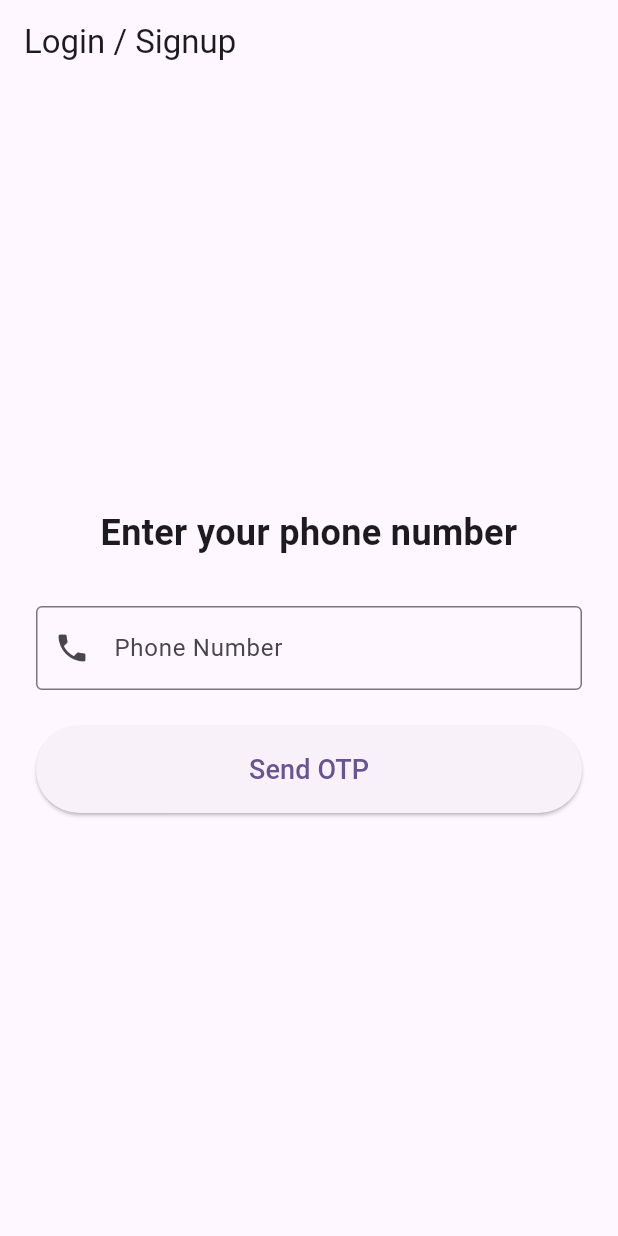
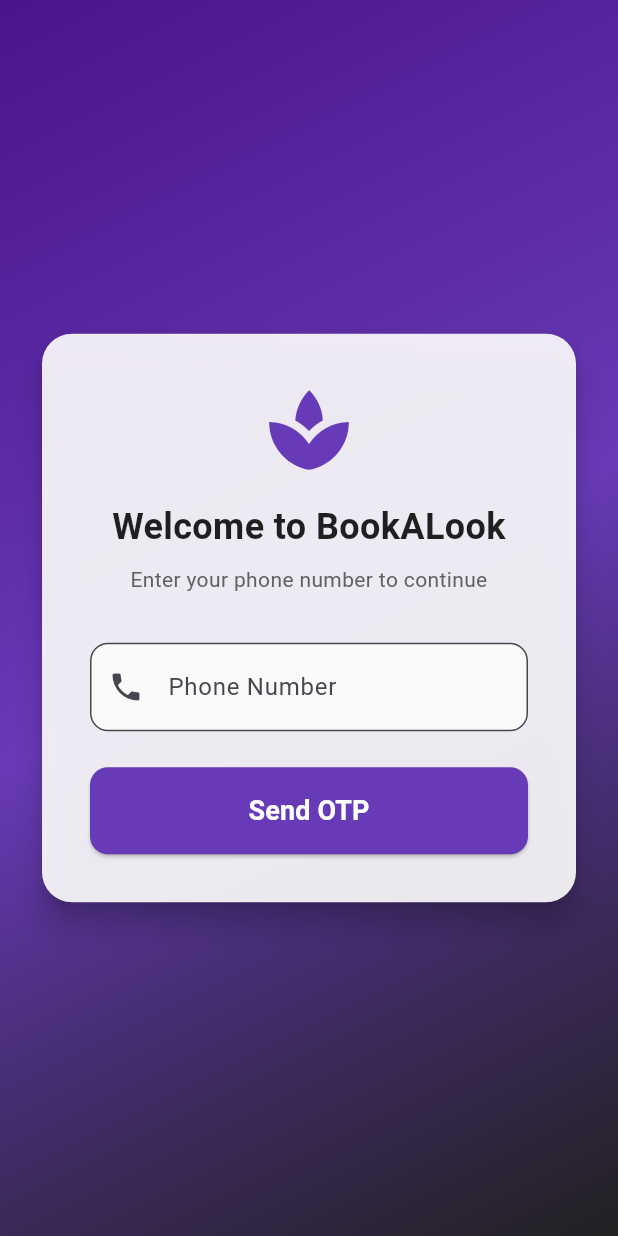
Before and after one commit to dnyaneshwariinnovatehive/BookALook, a Flutter app: the screen it shows after launch, on a phone screen of 412 x 824 dp. Run offline on Flutter 3.47's test engine with Material 3 defaults, Android fonts, the phone set to English and light mode, and no system bars; our stand-ins replace shared_preferences.

Commit message:
Customer app authentication page

```diff
--- a/Customer App/lib/screens/phone_screen.dart
+++ b/Customer App/lib/screens/phone_screen.dart
@@ -44,26 +44,52 @@
   @override
   Widget build(BuildContext context) {
     return Scaffold(
-      appBar: AppBar(title: Text('Login / Signup')),
-      body: Padding(
+      body: Container(
+        decoration: BoxDecoration(
+          gradient: LinearGradient(
+            colors: [Colors.purple.shade900, Colors.deepPurple.shade500, Colors.black87],
+            begin: Alignment.topLeft,
+            end: Alignment.bottomRight,
+          ),
+        ),
+        child: SafeArea(
+          child: Center(
+            child: SingleChildScrollView(
               padding: const EdgeInsets.all(24.0),
+              child: Card(
+                color: Colors.white.withOpacity(0.9),
+                shape: RoundedRectangleBorder(borderRadius: BorderRadius.circular(20)),
+                elevation: 8,
+                child: Padding(
+                  padding: const EdgeInsets.all(32.0),
                   child: Column(
-          mainAxisAlignment: MainAxisAlignment.center,
+                    mainAxisSize: MainAxisSize.min,
                     crossAxisAlignment: CrossAxisAlignment.stretch,
                     children: [
+                      Icon(Icons.spa, size: 64, color: Colors.deepPurple),
+                      SizedBox(height: 16),
                       Text(
-              'Enter your phone number',
-              style: TextStyle(fontSize: 24, fontWeight: FontWeight.bold),
+                        'Welcome to BookALook',
+                        style: TextStyle(fontSize: 24, fontWeight: FontWeight.bold, color: Colors.black87),
+                        textAlign: TextAlign.center,
+                      ),
+                      SizedBox(height: 8),
+                      Text(
+                        'Enter your phone number to continue',
+                        style: TextStyle(fontSize: 14, color: Colors.grey.shade700),
                         textAlign: TextAlign.center,
                       ),
                       SizedBox(height: 32),
                       TextField(
                         controller: _phoneController,
                         keyboardType: TextInputType.phone,
+                        style: TextStyle(fontSize: 18),
                         decoration: InputDecoration(
                           labelText: 'Phone Number',
-                border: OutlineInputBorder(),
+                          border: OutlineInputBorder(borderRadius: BorderRadius.circular(12)),
                           prefixIcon: Icon(Icons.phone),
+                          filled: true,
+                          fillColor: Colors.grey.shade50,
                         ),
                       ),
                       SizedBox(height: 24),
@@ -71,12 +97,20 @@
                         onPressed: _isLoading ? null : _sendOtp,
                         style: ElevatedButton.styleFrom(
                           padding: EdgeInsets.symmetric(vertical: 16),
+                          backgroundColor: Colors.deepPurple,
+                          foregroundColor: Colors.white,
+                          shape: RoundedRectangleBorder(borderRadius: BorderRadius.circular(12)),
                         ),
                         child: _isLoading
-                ? CircularProgressIndicator(color: Colors.white)
-                : Text('Send OTP', style: TextStyle(fontSize: 18)),
+                          ? SizedBox(height: 20, width: 20, child: CircularProgressIndicator(color: Colors.white, strokeWidth: 2))
+                          : Text('Send OTP', style: TextStyle(fontSize: 18, fontWeight: FontWeight.bold)),
                       ),
                     ],
+                  ),
+                ),
+              ),
+            ),
+          ),
         ),
       ),
     );
```
Also changed, not shown: Customer App/lib/screens/otp_screen.dart (+12 -59 lines), Customer App/lib/screens/profile_screen.dart (added, +141 -0 lines), Customer App/lib/services/auth_service.dart (+37 -10 lines), 2 other files. Lines whose indentation alone changed are shown as unchanged.
